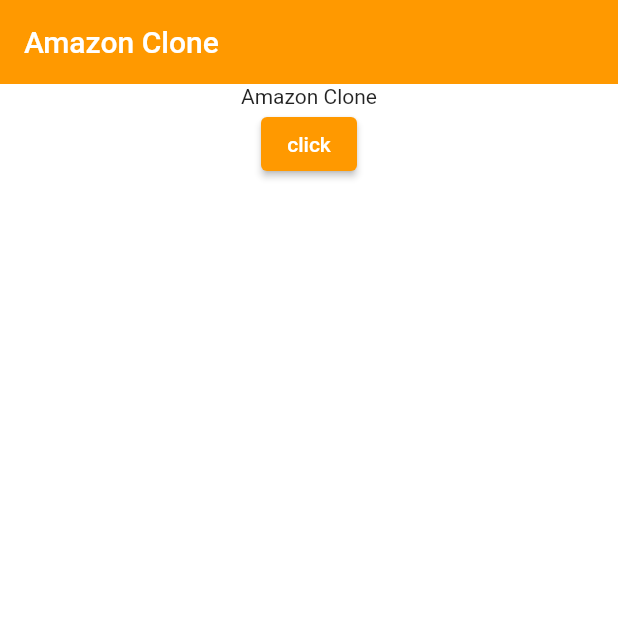
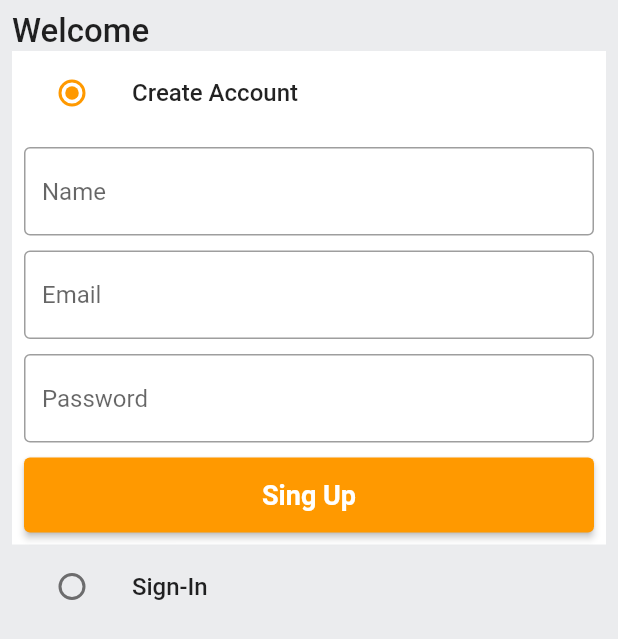
Before and after one commit to HeshanWeerasooriya/Amazon-Clone, a Flutter app: the screen it shows after launch, on a phone screen of 412 x 824 dp. Shown: the top 639 px of the screen. Run offline on Flutter 3.47's test engine with Material 2 defaults, Android fonts, the phone set to English and light mode, and no system bars.

Commit message:
Auth Screen UI

```diff
--- /dev/null
+++ b/lib/common/widget/custom_button.dart
@@ -0,0 +1,27 @@
+import 'package:flutter/material.dart';
+import 'package:flutter/src/foundation/key.dart';
+import 'package:flutter/src/widgets/framework.dart';
+
+class CustomButton extends StatelessWidget {
+  final String text;
+  final VoidCallback onTap;
+  const CustomButton({Key? key, required this.text, required this.onTap})
+      : super(key: key);
+
+  @override
+  Widget build(BuildContext context) {
+    return ElevatedButton(
+      onPressed: onTap,
+      style: ElevatedButton.styleFrom(
+        minimumSize: const Size(double.infinity, 50),
+      ),
+      child: Text(
+        text,
+        style: const TextStyle(
+          fontSize: 18,
+          fontWeight: FontWeight.w600,
+        ),
+      ),
+    );
+  }
+}
--- /dev/null
+++ b/lib/common/widget/custom_textField.dart
@@ -0,0 +1,34 @@
+import 'package:flutter/material.dart';
+import 'package:flutter/src/foundation/key.dart';
+import 'package:flutter/src/widgets/framework.dart';
+
+class CustomTextField extends StatelessWidget {
+  final TextEditingController controller;
+  final String hintText;
+  const CustomTextField({
+    Key? key,
+    required this.controller,
+    required this.hintText,
+  }) : super(key: key);
+
+  @override
+  Widget build(BuildContext context) {
+    return TextFormField(
+      controller: controller,
+      decoration: InputDecoration(
+        hintText: hintText,
+        border: const OutlineInputBorder(
+          borderSide: BorderSide(
+            color: Colors.black38,
+          ),
+        ),
+        enabledBorder: const OutlineInputBorder(
+          borderSide: BorderSide(
+            color: Colors.black38,
+          ),
+        ),
+      ),
+      validator: (val) {},
+    );
+  }
+}
--- /dev/null
+++ b/lib/features/auth/screens/auth_screen.dart
@@ -0,0 +1,158 @@
+import 'package:amazon_clone/common/widget/custom_button.dart';
+import 'package:amazon_clone/common/widget/custom_textField.dart';
+import 'package:amazon_clone/constants/global_variables.dart';
+import 'package:flutter/material.dart';
+
+enum Auth {
+  signin,
+  signup,
+}
+
+class AuthScreen extends StatefulWidget {
+  static const String routeName = '/auth-screen';
+  const AuthScreen({Key? key}) : super(key: key);
+
+  @override
+  State<AuthScreen> createState() => _AuthScreenState();
+}
+
+class _AuthScreenState extends State<AuthScreen> {
+  Auth _auth = Auth.signup;
+  final _signUpFormKey = GlobalKey<FormState>();
+  final _signInFormKey = GlobalKey<FormState>();
+
+  final TextEditingController _emailCotroller = TextEditingController();
+  final TextEditingController _passwordCotroller = TextEditingController();
+  final TextEditingController _nameCotroller = TextEditingController();
+
+  @override
+  void dispose() {
+    super.dispose();
+    _emailCotroller.dispose();
+    _passwordCotroller.dispose();
+    _nameCotroller.dispose();
+  }
+
+  @override
+  Widget build(BuildContext context) {
+    return Scaffold(
+        backgroundColor: GlobalVariables.greyBackgroundCOlor,
+        body: SafeArea(
+          child: Padding(
+            padding: const EdgeInsets.all(8.0),
+            child: Column(
+              crossAxisAlignment: CrossAxisAlignment.start,
+              children: [
+                const Text(
+                  'Welcome',
+                  style: TextStyle(
+                    fontSize: 22,
+                    fontWeight: FontWeight.w500,
+                  ),
+                ),
+                ListTile(
+                  tileColor: _auth == Auth.signup
+                      ? GlobalVariables.backgroundColor
+                      : GlobalVariables.greyBackgroundCOlor,
+                  title: const Text(
+                    'Create Account',
+                    style: TextStyle(
+                      fontWeight: FontWeight.w500,
+                    ),
+                  ),
+                  leading: Radio(
+                    activeColor: GlobalVariables.secondaryColor,
+                    value: Auth.signup,
+                    groupValue: _auth,
+                    onChanged: (Auth? val) {
+                      setState(() {
+                        _auth = val!;
+                      });
+                    },
+                  ),
+                ),
+                if (_auth == Auth.signup)
+                  Container(
+                    padding: const EdgeInsets.all(8),
+                    color: GlobalVariables.backgroundColor,
+                    child: Form(
+                      key: _signUpFormKey,
+                      child: Column(
+                        children: [
+                          CustomTextField(
+                            controller: _nameCotroller,
+                            hintText: 'Name',
+                          ),
+                          const SizedBox(height: 10),
+                          CustomTextField(
+                            controller: _emailCotroller,
+                            hintText: 'Email',
+                          ),
+                          const SizedBox(height: 10),
+                          CustomTextField(
+                            controller: _passwordCotroller,
+                            hintText: 'Password',
+                          ),
+                          const SizedBox(height: 10),
+                          CustomButton(
+                            text: 'Sing Up',
+                            onTap: () {},
+                          ),
+                        ],
+                      ),
+                    ),
+                  ),
+                ListTile(
+                  tileColor: _auth == Auth.signin
+                      ? GlobalVariables.backgroundColor
+                      : GlobalVariables.greyBackgroundCOlor,
+                  title: const Text(
+                    'Sign-In',
+                    style: TextStyle(
+                      fontWeight: FontWeight.w500,
+                    ),
+                  ),
+                  leading: Radio(
+                    activeColor: GlobalVariables.secondaryColor,
+                    value: Auth.signin,
+                    groupValue: _auth,
+                    onChanged: (Auth? val) {
+                      setState(() {
+                        _auth = val!;
+                      });
+                    },
+                  ),
+                ),
+                if (_auth == Auth.signin)
+                  Container(
+                    padding: const EdgeInsets.all(8),
+                    color: GlobalVariables.backgroundColor,
+                    child: Form(
+                      key: _signInFormKey,
+                      child: Column(
+                        children: [
+                          const SizedBox(height: 10),
+                          CustomTextField(
+                            controller: _emailCotroller,
+                            hintText: 'Email',
+                          ),
+                          const SizedBox(height: 10),
+                          CustomTextField(
+                            controller: _passwordCotroller,
+                            hintText: 'Password',
+                          ),
+                          const SizedBox(height: 10),
+                          CustomButton(
+                            text: 'Sing In',
+                            onTap: () {},
+                          ),
+                        ],
+                      ),
+                    ),
+                  ),
+              ],
+            ),
+          ),
+        ));
+  }
+}
--- a/lib/main.dart
+++ b/lib/main.dart
@@ -1,4 +1,6 @@
 import 'package:amazon_clone/constants/global_variables.dart';
+import 'package:amazon_clone/features/auth/screens/auth_screen.dart';
+import 'package:amazon_clone/router.dart';
 import 'package:flutter/material.dart';
 
 void main() {
@@ -24,22 +26,8 @@ class MyApp extends StatelessWidget {
           ),
         ),
       ),
-      home: Scaffold(
-        appBar: AppBar(
-          title: const Text('Amazon Clone'),
-        ),
-        body: Column(
-          children: [
-            const Center(
-              child: Text('Amazon Clone'),
-            ),
-            ElevatedButton(
-              onPressed: () {},
-              child: const Text('click'),
-            ),
-          ],
-        ),
-      ),
+      onGenerateRoute: (settings) => generateRoute(settings),
+      home:  AuthScreen(),
     );
   }
 }
--- /dev/null
+++ b/lib/router.dart
@@ -0,0 +1,23 @@
+import 'package:flutter/material.dart';
+
+import 'features/auth/screens/auth_screen.dart';
+
+Route<dynamic> generateRoute(RouteSettings routeSettings) {
+  switch (routeSettings.name) {
+    case AuthScreen.routeName:
+      return MaterialPageRoute(
+        settings: routeSettings,
+        builder: (_) => const AuthScreen(),
+      );
+
+    default:
+      return MaterialPageRoute(
+        settings: routeSettings,
+        builder: (_) => const Scaffold(
+          body: Center(
+            child: Text('Screen does not exist!'),
+          ),
+        ),
+      );
+  }
+}
```
Also changed, not shown: lib/features/auth/services/auth_service.dart (added).
